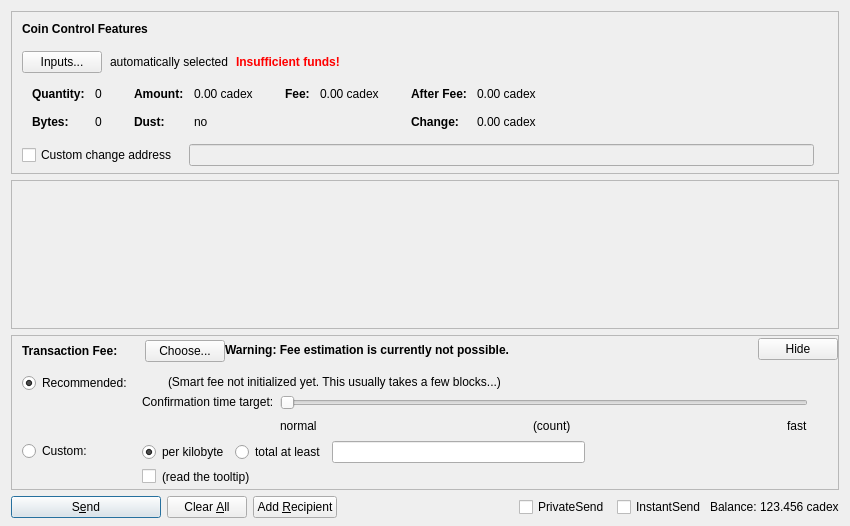
Above: src/qt/forms/sendcoinsdialog.ui from cadexproject/cadex before the change. Below: the same form after it.
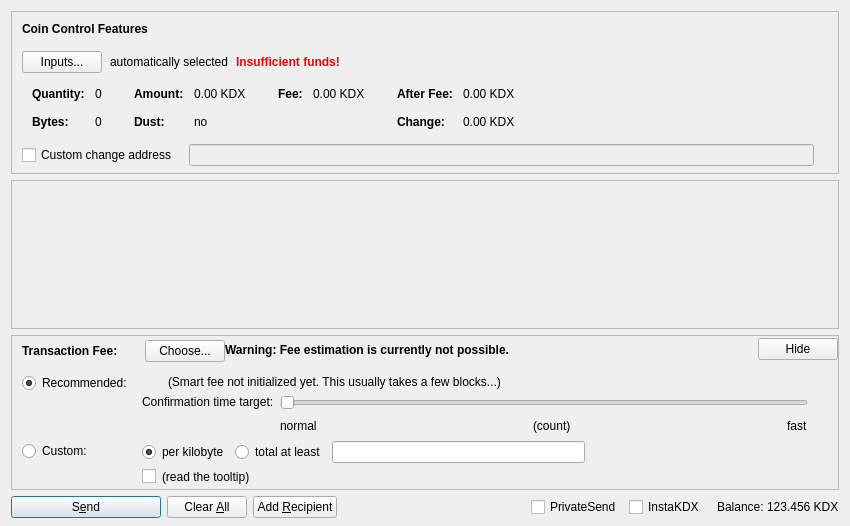
That is the form after the change. Custom widgets are drawn as their Qt base class.

Patch:
```diff
--- a/src/qt/forms/sendcoinsdialog.ui
+++ b/src/qt/forms/sendcoinsdialog.ui
@@ -324,7 +324,7 @@
                   <enum>Qt::ActionsContextMenu</enum>
                  </property>
                  <property name="text">
-                  <string notr="true">0.00 cadex</string>
+                  <string notr="true">0.00 KDX</string>
                  </property>
                  <property name="textInteractionFlags">
                   <set>Qt::LinksAccessibleByMouse|Qt::TextSelectableByKeyboard|Qt::TextSelectableByMouse</set>
@@ -404,7 +404,7 @@
                   <enum>Qt::ActionsContextMenu</enum>
                  </property>
                  <property name="text">
-                  <string notr="true">0.00 cadex</string>
+                  <string notr="true">0.00 KDX</string>
                  </property>
                  <property name="textInteractionFlags">
                   <set>Qt::LinksAccessibleByMouse|Qt::TextSelectableByKeyboard|Qt::TextSelectableByMouse</set>
@@ -455,7 +455,7 @@
                   <enum>Qt::ActionsContextMenu</enum>
                  </property>
                  <property name="text">
-                  <string notr="true">0.00 cadex</string>
+                  <string notr="true">0.00 KDX</string>
                  </property>
                  <property name="textInteractionFlags">
                   <set>Qt::LinksAccessibleByMouse|Qt::TextSelectableByKeyboard|Qt::TextSelectableByMouse</set>
@@ -484,7 +484,7 @@
                   <enum>Qt::ActionsContextMenu</enum>
                  </property>
                  <property name="text">
-                  <string notr="true">0.00 cadex</string>
+                  <string notr="true">0.00 KDX</string>
                  </property>
                  <property name="textInteractionFlags">
                   <set>Qt::LinksAccessibleByMouse|Qt::TextSelectableByKeyboard|Qt::TextSelectableByMouse</set>
@@ -1303,7 +1303,7 @@
           </size>
          </property>
          <property name="text">
-          <string>InstantSend</string>
+          <string>InstaKDX</string>
          </property>
         </widget>
        </item>
@@ -1326,7 +1326,7 @@
           <cursorShape>IBeamCursor</cursorShape>
          </property>
          <property name="text">
-          <string notr="true">123.456 cadex</string>
+          <string notr="true">123.456 KDX</string>
          </property>
          <property name="textInteractionFlags">
           <set>Qt::LinksAccessibleByMouse|Qt::TextSelectableByKeyboard|Qt::TextSelectableByMouse</set>
```
Left out of the diff: 8 changed lines with no effect on the pictures.
